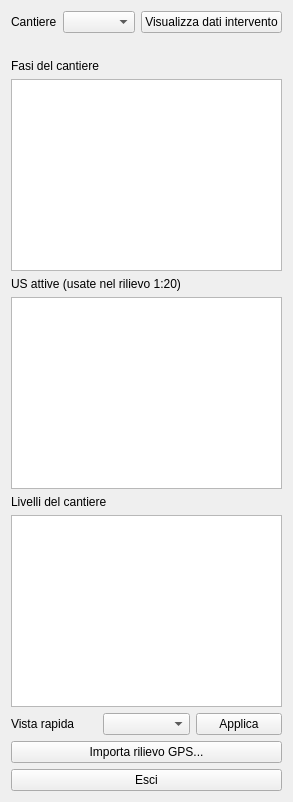
tsaccone85-spec/Matrice, file matrice_qgis_plugin/ui/main_dock.ui: the form before one commit.
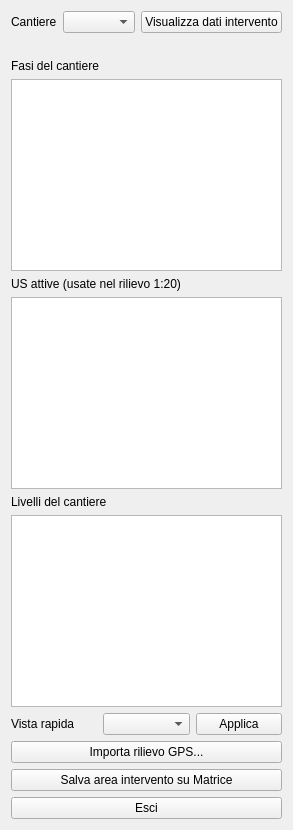
The form after the commit.

Commit message: Localizzazione intervento in mappa + disegno area verso Matrice

The edit to the form file:
```diff
--- a/matrice_qgis_plugin/ui/main_dock.ui
+++ b/matrice_qgis_plugin/ui/main_dock.ui
@@ -100,6 +100,16 @@
      </property>
     </widget>
    </item>
+   <item>
+    <widget class="QPushButton" name="salvaAreaButton">
+     <property name="text">
+      <string>Salva area intervento su Matrice</string>
+     </property>
+     <property name="toolTip">
+      <string>Scrive su Matrice il poligono disegnato nel layer "Area intervento (disegno)".</string>
+     </property>
+    </widget>
+   </item>
    <item>
     <widget class="QPushButton" name="logoutButton">
      <property name="text">
```
The commit also changes 4 other files.
